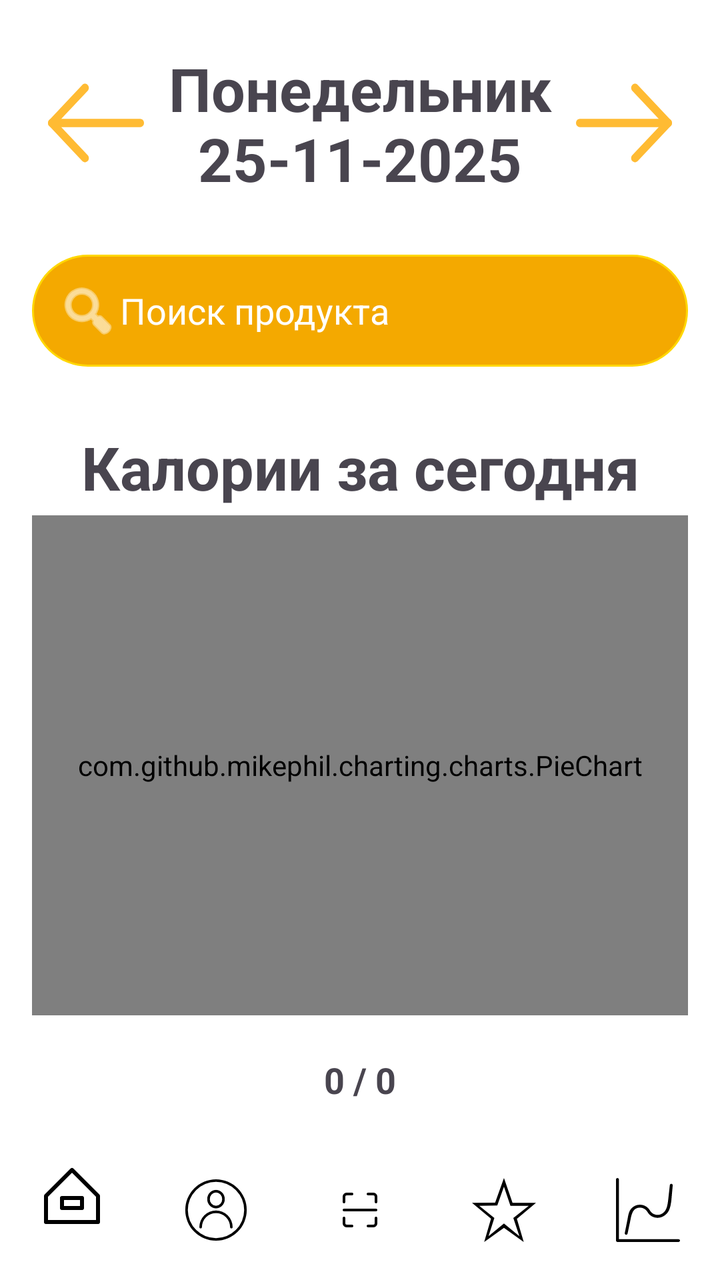
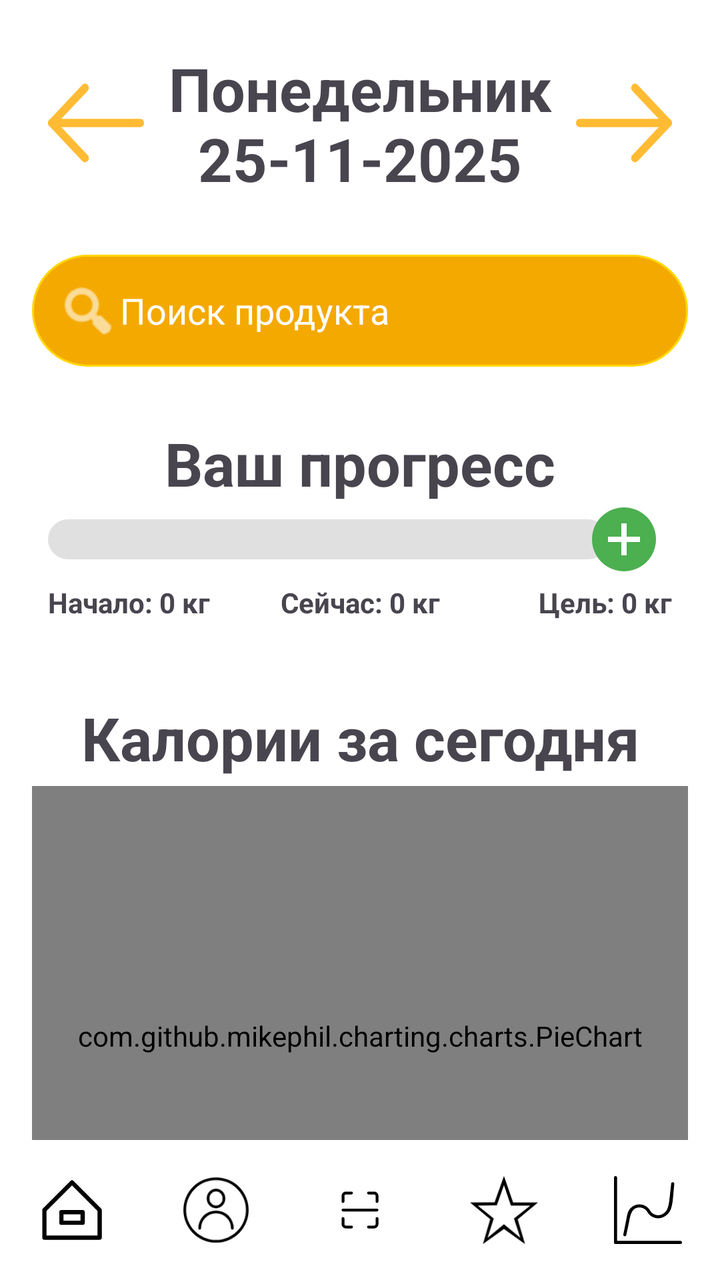

Compare the two renders of this Android layout. The source of the first and the diff that turns it into the second are given below.
<!-- AndroidManifest.xml: application theme Theme.Diplom -->
<!-- res/layout/activity_main.xml -->
<?xml version="1.0" encoding="utf-8"?>
<RelativeLayout xmlns:android="http://schemas.android.com/apk/res/android"
    xmlns:app="http://schemas.android.com/apk/res-auto"
    xmlns:tools="http://schemas.android.com/tools"
    android:layout_width="match_parent"
    android:background="#FFFFFF"
    android:layout_height="match_parent"
    tools:context=".MainActivity">


    <ScrollView
        android:scrollbars="none"
        android:id="@+id/mainScroll"
        android:layout_width="match_parent"
        android:layout_height="match_parent"
        android:padding="16dp"
        android:layout_above="@id/bottomNavigation">

        <LinearLayout
            android:layout_width="match_parent"
            android:layout_height="wrap_content"
            android:orientation="vertical">



            <LinearLayout
                android:layout_width="match_parent"
                android:layout_height="wrap_content"
                android:orientation="horizontal"
                android:gravity="center_vertical"
                android:padding="8dp">


                <com.google.android.material.button.MaterialButton
                    android:id="@+id/prevDayBtn"
                    android:layout_width="48dp"
                    android:layout_height="51dp"
                    android:background="@drawable/left"
                    app:backgroundTint="@android:color/holo_orange_light" />

                <TextView
                    android:id="@+id/dayOfWeekText"
                    android:layout_width="0dp"
                    android:layout_height="wrap_content"
                    android:layout_weight="1"
                    android:text="Понедельник 25-11-2025"
                    android:textSize="30sp"
                    android:textStyle="bold"
                    android:gravity="center" />

                <com.google.android.material.button.MaterialButton
                    android:id="@+id/nextDayBtn"
                    android:layout_width="48dp"
                    android:layout_height="51dp"
                    android:background="@drawable/right"
                    app:backgroundTint="@android:color/holo_orange_light" />




            </LinearLayout>


            <EditText
                android:id="@+id/searchInput"
                android:layout_width="match_parent"
                android:layout_height="wrap_content"
                android:hint="Поиск продукта"
                android:textColor="#FFFFFF"
                android:textColorHint="#FFFFFF"
                android:drawableStart="@android:drawable/ic_menu_search"
                android:drawableTint="#FFFFFF"
                android:padding="12dp"
                android:background="@drawable/rounded_edittext"
                android:inputType="text"
                android:layout_marginTop="20dp"/>

            <androidx.recyclerview.widget.RecyclerView
                android:id="@+id/searchResultsRecycler"
                android:layout_width="match_parent"
                android:layout_height="wrap_content"
                android:visibility="gone"
                android:layout_marginTop="4dp"/>







            <TextView
                android:id="@+id/mainChartTitle"
                android:layout_width="match_parent"
                android:layout_height="wrap_content"
                android:text="Калории за сегодня"
                android:textSize="30sp"
                android:textStyle="bold"
                android:gravity="center"
                android:layout_marginTop="30dp"/>

            <com.github.mikephil.charting.charts.PieChart
                android:id="@+id/mainPieChart"
                android:layout_width="match_parent"
                android:layout_height="250dp"
                android:layout_marginTop="4dp" />

            <TextView
                android:id="@+id/mainChartValue"
                android:layout_width="match_parent"
                android:layout_height="wrap_content"
                android:text="0 / 0"
                android:textSize="18sp"
                android:textStyle="bold"
                android:gravity="center"
                android:layout_marginTop="20dp"
                android:layout_marginBottom="50dp"/>







            <LinearLayout
                android:layout_width="match_parent"
                android:layout_height="wrap_content"
                android:orientation="vertical"
                android:background="@drawable/linear_bg_gold"
                android:padding="8dp"
                android:layout_marginBottom="8dp">


                <LinearLayout
                    android:layout_width="match_parent"
                    android:layout_height="wrap_content"
                    android:orientation="horizontal"
                    android:weightSum="2">


                    <LinearLayout
                        android:layout_width="0dp"
                        android:layout_height="wrap_content"
                        android:layout_weight="1"
                        android:orientation="vertical"
                        android:gravity="center">

                        <TextView
                            android:id="@+id/proteinTitle"
                            android:layout_width="wrap_content"
                            android:layout_height="wrap_content"
                            android:text="Белки"
                            android:textSize="20sp"
                            android:textStyle="bold"
                            android:layout_marginTop="10dp"/>

                        <com.github.mikephil.charting.charts.PieChart
                            android:id="@+id/proteinChart"
                            android:layout_width="120dp"
                            android:layout_height="120dp"
                            android:layout_marginTop="4dp"/>

                        <TextView
                            android:id="@+id/proteinValue"
                            android:layout_width="wrap_content"
                            android:layout_height="wrap_content"
                            android:text="0 / 0"
                            android:textSize="20sp"
                            android:textStyle="bold"
                            android:layout_marginTop="4dp"/>
                    </LinearLayout>


                    <LinearLayout
                        android:layout_width="0dp"
                        android:layout_height="wrap_content"
                        android:layout_weight="1"
                        android:orientation="vertical"
                        android:gravity="center">

                        <TextView
                            android:id="@+id/fatTitle"
                            android:layout_width="wrap_content"
                            android:layout_height="wrap_content"
                            android:text="Жиры"
                            android:textSize="20sp"
                            android:textStyle="bold"
                            android:layout_marginTop="10dp"/>

                        <com.github.mikephil.charting.charts.PieChart
                            android:id="@+id/fatChart"
                            android:layout_width="120dp"
                            android:layout_height="120dp"
                            android:layout_marginTop="4dp"/>
                        <TextView

                            android:id="@+id/fatValue"
                            android:layout_width="wrap_content"
                            android:layout_height="wrap_content"
                            android:text="0 / 0"
                            android:textStyle="bold"
                            android:textSize="20sp"
                            android:layout_marginTop="4dp"/>
                    </LinearLayout>

                </LinearLayout>


                <LinearLayout
                    android:layout_width="match_parent"
                    android:layout_height="wrap_content"
                    android:orientation="horizontal"
                    android:weightSum="2"
                    android:layout_marginTop="8dp">


                    <LinearLayout
                        android:layout_width="0dp"
                        android:layout_height="wrap_content"
                        android:layout_weight="1"
                        android:orientation="vertical"
                        android:gravity="center">

                        <TextView
                            android:id="@+id/carbTitle"
                            android:layout_width="wrap_content"
                            android:layout_height="wrap_content"
                            android:text="Углеводы"
                            android:textSize="20sp"
                            android:textStyle="bold"
                            android:layout_marginTop="20dp"/>

                        <com.github.mikephil.charting.charts.PieChart
                            android:id="@+id/carbChart"
                            android:layout_width="120dp"
                            android:layout_height="120dp"
                            android:layout_marginTop="4dp"/>

                        <TextView
                            android:id="@+id/carbValue"
                            android:layout_width="wrap_content"
                            android:layout_height="wrap_content"
                            android:text="0 / 0"
                            android:textSize="20sp"
                            android:textStyle="bold"
                            android:layout_marginTop="4dp"/>
                    </LinearLayout>


                    <LinearLayout
                        android:layout_width="0dp"
                        android:layout_height="wrap_content"
                        android:layout_weight="1"
                        android:orientation="vertical"
                        android:gravity="center">

                        <TextView
                            android:id="@+id/fiberTitle"
                            android:layout_width="wrap_content"
                            android:layout_height="wrap_content"
                            android:text="Клетчатка"
                            android:textSize="20sp"
                            android:textStyle="bold"
                            android:layout_marginTop="20dp"/>

                        <com.github.mikephil.charting.charts.PieChart
                            android:id="@+id/fiberChart"
                            android:layout_width="120dp"
                            android:layout_height="120dp"
                            android:layout_marginTop="4dp"/>
                        <TextView

                            android:id="@+id/fiberValue"
                            android:layout_width="wrap_content"
                            android:layout_height="wrap_content"
                            android:text="0 / 0"
                            android:textSize="20sp"
                            android:textStyle="bold"
                            android:layout_marginTop="4dp"/>
                    </LinearLayout>

                </LinearLayout>

            </LinearLayout>


            <LinearLayout
                android:layout_width="match_parent"
                android:layout_height="wrap_content"
                android:orientation="vertical"
                android:background="@drawable/linear_bg_white"
                android:padding="16dp"
                android:layout_marginTop="20dp">

                <TextView
                    android:id="@+id/TitleForList"
                    android:layout_width="match_parent"
                    android:layout_height="wrap_content"
                    android:text="Съеденные продукты"
                    android:textSize="30sp"
                    android:textStyle="bold"
                    android:gravity="center"
                    android:layout_marginBottom="10dp"/>

                <androidx.recyclerview.widget.RecyclerView
                    android:id="@+id/todayMealsRecycler"

                    android:layout_width="match_parent"
                    android:layout_height="wrap_content"
                    android:clipToPadding="false"
                    android:padding="0dp"/>

            </LinearLayout>

        </LinearLayout>
    </ScrollView>


    <com.google.android.material.bottomnavigation.BottomNavigationView
        android:id="@+id/bottomNavigation"
        android:layout_width="match_parent"
        android:layout_height="70dp"
        android:layout_alignParentBottom="true"
        android:background="#FFFFFF"
        app:itemIconSize="32dp"
        app:itemTextColor="@color/black"
        app:itemIconTint="@color/black"
        app:menu="@menu/bottom_nav_menu" />

</RelativeLayout>
<!-- resources referenced by this layout -->
<resources>
  <color name="black">#FF000000</color>
  <!-- drawable linear_bg_white (drawable) -->
  <shape xmlns:android="http://schemas.android.com/apk/res/android"
      android:shape="rectangle">
  
      
      <solid android:color="#FFFF" />
  
      
      <stroke
          android:width="2dp"
          android:color="#FFD700" />
  
      
      <corners android:radius="8dp" />
  </shape>
  <!-- unchanged entries left out for length: 6 -->
</resources>

<!-- the commit's change to res/layout/activity_main.xml (unified diff, before → after) -->
@@ -83,7 +83,84 @@
                 android:layout_marginTop="4dp"/>
 
 
-
+            
+            <LinearLayout
+                android:id="@+id/weightProgressContainer"
+                android:layout_width="match_parent"
+                android:layout_height="wrap_content"
+                android:orientation="vertical"
+                android:layout_marginTop="20dp"
+                android:padding="8dp">
+
+                <TextView
+                    android:id="@+id/Title"
+                    android:layout_width="match_parent"
+                    android:layout_height="wrap_content"
+                    android:text="Ваш прогресс"
+                    android:textSize="30sp"
+                    android:textStyle="bold"
+                    android:gravity="center" />
+
+                <RelativeLayout
+                    android:layout_width="match_parent"
+                    android:layout_height="wrap_content">
+
+                    <ProgressBar
+                        android:id="@+id/weightProgressBar"
+                        style="@android:style/Widget.ProgressBar.Horizontal"
+                        android:layout_width="280dp"
+                        android:layout_height="wrap_content"
+                        android:layout_marginTop="8dp"
+                        android:max="100"
+                        android:progress="0"
+                        android:progressDrawable="@drawable/progress_weight" />
+
+                    <ImageButton
+                        android:id="@+id/btnEditWeight"
+                        android:layout_width="48dp"
+                        android:layout_height="36dp"
+                        android:layout_alignParentEnd="true"
+                        android:layout_centerVertical="true"
+                        android:background="@null"
+                        android:src="@drawable/ic_green_plus" />
+                </RelativeLayout>
+
+                <LinearLayout
+                    android:layout_width="match_parent"
+                    android:layout_height="wrap_content"
+                    android:orientation="horizontal"
+                    android:layout_marginTop="4dp"
+                    android:weightSum="3">
+
+                    <TextView
+                        android:id="@+id/startWeightText"
+                        android:layout_width="0dp"
+                        android:layout_weight="1"
+                        android:textStyle="bold"
+                        android:layout_height="wrap_content"
+                        android:text="Начало: 0 кг"/>
+
+                    <TextView
+                        android:id="@+id/currentWeightText"
+                        android:layout_width="0dp"
+                        android:layout_weight="1"
+                        android:textStyle="bold"
+                        android:layout_height="wrap_content"
+                        android:text="Сейчас: 0 кг"
+                        android:gravity="center"/>
+
+                    <TextView
+                        android:id="@+id/goalWeightText"
+                        android:layout_width="0dp"
+                        android:layout_weight="1"
+                        android:textStyle="bold"
+                        android:layout_height="wrap_content"
+                        android:text="Цель: 0 кг"
+                        android:gravity="end"/>
+                </LinearLayout>
+
+
+            </LinearLayout>
 
 
 
@@ -295,7 +372,7 @@
                     android:id="@+id/TitleForList"
                     android:layout_width="match_parent"
                     android:layout_height="wrap_content"
-                    android:text="Съеденные продукты"
+                    android:text="История"
                     android:textSize="30sp"
                     android:textStyle="bold"
                     android:gravity="center"
@@ -315,15 +392,66 @@
     </ScrollView>
 
 
-    <com.google.android.material.bottomnavigation.BottomNavigationView
-        android:id="@+id/bottomNavigation"
+    
+    <LinearLayout
+        android:id="@+id/bottomBar"
         android:layout_width="match_parent"
         android:layout_height="70dp"
+        android:orientation="horizontal"
+        android:background="#FFFFFF"
+        android:weightSum="5"
         android:layout_alignParentBottom="true"
-        android:background="#FFFFFF"
-        app:itemIconSize="32dp"
-        app:itemTextColor="@color/black"
-        app:itemIconTint="@color/black"
-        app:menu="@menu/bottom_nav_menu" />
+        android:gravity="center">
+
+        <ImageView
+            android:id="@+id/home"
+            android:layout_width="0dp"
+            android:layout_height="match_parent"
+            android:layout_weight="1"
+            android:src="@drawable/home"
+            android:padding="18dp"
+            android:clickable="true"
+            android:focusable="true"/>
+
+        <ImageView
+            android:id="@+id/fav"
+            android:layout_width="0dp"
+            android:layout_height="match_parent"
+            android:layout_weight="1"
+            android:src="@drawable/person"
+            android:padding="18dp"
+            android:clickable="true"
+            android:focusable="true"/>
+
+        <ImageView
+            android:id="@+id/scan"
+            android:layout_width="0dp"
+            android:layout_height="match_parent"
+            android:layout_weight="1"
+            android:src="@drawable/code"
+            android:padding="18dp"
+            android:clickable="true"
+            android:focusable="true"/>
+
+        <ImageView
+            android:id="@+id/food"
+            android:layout_width="0dp"
+            android:layout_height="match_parent"
+            android:layout_weight="1"
+            android:src="@drawable/favor"
+            android:padding="18dp"
+            android:clickable="true"
+            android:focusable="true"/>
+
+        <ImageView
+            android:id="@+id/stats"
+            android:layout_width="0dp"
+            android:layout_height="match_parent"
+            android:layout_weight="1"
+            android:src="@drawable/stat"
+            android:padding="18dp"
+            android:clickable="true"
+            android:focusable="true"/>
+    </LinearLayout>
 
 </RelativeLayout>
<!-- resource entries referenced after the edit -->
@@ -1,6 +1,86 @@
 <!-- resources referenced by this layout -->
 <resources>
-  <color name="black">#FF000000</color>
+  <!-- drawable code (drawable) -->
+  <vector xmlns:android="http://schemas.android.com/apk/res/android"
+      android:width="24dp"
+      android:height="24dp"
+      android:viewportWidth="24"
+      android:viewportHeight="24">
+    <path
+        android:strokeWidth="1"
+        android:pathData="M9,6H7A1,1 0,0 0,6 7V9"
+        android:strokeLineJoin="round"
+        android:fillColor="#00000000"
+        android:strokeColor="#000"
+        android:strokeLineCap="round"/>
+    <path
+        android:strokeWidth="1"
+        android:pathData="M15,6h2a1,1 0,0 1,1 1V9"
+        android:strokeLineJoin="round"
+        android:fillColor="#00000000"
+        android:strokeColor="#000"
+        android:strokeLineCap="round"/>
+    <path
+        android:strokeWidth="1"
+        android:pathData="M18,15v2a1,1 0,0 1,-1 1H15"
+        android:strokeLineJoin="round"
+        android:fillColor="#00000000"
+        android:strokeColor="#000"
+        android:strokeLineCap="round"/>
+    <path
+        android:strokeWidth="1"
+        android:pathData="M9,18H7a1,1 0,0 1,-1 -1V15"
+        android:strokeLineJoin="round"
+        android:fillColor="#00000000"
+        android:strokeColor="#000"
+        android:strokeLineCap="round"/>
+    <path
+        android:strokeWidth="1"
+        android:pathData="M6,12L18,12"
+        android:strokeLineJoin="round"
+        android:fillColor="#00000000"
+        android:strokeColor="#000"
+        android:strokeLineCap="round"/>
+  </vector>
+  <!-- drawable favor (drawable) -->
+  <vector xmlns:android="http://schemas.android.com/apk/res/android"
+      android:width="612dp"
+      android:height="612dp"
+      android:viewportWidth="612"
+      android:viewportHeight="612">
+    <path
+        android:fillColor="#FF000000"
+        android:pathData="M387.67,238.18L305.58,0l-84.43,236.26L0,238.18l181.82,150.94L116.47,612l189.11,-135.31L494.69,612l-65.37,-221.43L612,238.18H387.67zM452.96,556.06L305.58,434.66l-147.38,121.4l55.66,-173.48L69.54,265.66l172.14,-2.14l63.9,-180.4l62.01,182.54h174.86L395.24,382.56L452.96,556.06z"/>
+  </vector>
+  <!-- drawable home (drawable) -->
+  <vector xmlns:android="http://schemas.android.com/apk/res/android"
+      android:width="32dp"
+      android:height="32dp"
+      android:viewportWidth="32"
+      android:viewportHeight="32">
+    <path
+        android:pathData="M29.71,15.29l-13,-13a1,1 0,0 0,-1.42 0l-13,13A1,1 0,0 0,2 16L2,29a1,1 0,0 0,1 1L29,30a1,1 0,0 0,1 -1L30,16A1,1 0,0 0,29.71 15.29ZM28,28L4,28L4,16.41l12,-12 12,12ZM10,17v5a1,1 0,0 0,1 1L21,23a1,1 0,0 0,1 -1L22,17a1,1 0,0 0,-1 -1L11,16A1,1 0,0 0,10 17ZM12,18h8v3L12,21Z"
+        android:fillColor="#FF000000"/>
+  </vector>
+  <!-- drawable ic_green_plus (drawable) -->
+  <vector xmlns:android="http://schemas.android.com/apk/res/android"
+      android:width="32dp"
+      android:height="32dp"
+      android:viewportWidth="48"
+      android:viewportHeight="48">
+  
+      
+      <path
+          android:fillColor="#4CAF50"
+          android:pathData="M24,0
+                            A24,24 0 1,1 23.999,0
+                            Z"/>
+  
+      
+      <path
+          android:fillColor="#FFFFFF"
+          android:pathData="M22,12 H26 V22 H36 V26 H26 V36 H22 V26 H12 V22 H22 Z"/>
+  </vector>
   <!-- drawable linear_bg_white (drawable) -->
   <shape xmlns:android="http://schemas.android.com/apk/res/android"
       android:shape="rectangle">
@@ -11,11 +91,60 @@
       
       <stroke
           android:width="2dp"
-          android:color="#FFD700" />
+          android:color="#DCDCDC" />
   
       
       <corners android:radius="8dp" />
   </shape>
+  <!-- drawable person (drawable) -->
+  <vector xmlns:android="http://schemas.android.com/apk/res/android"
+      android:width="50dp"
+      android:height="50dp"
+      android:viewportWidth="50"
+      android:viewportHeight="50">
+    <path
+        android:fillColor="#FF000000"
+        android:pathData="M25,1A24,24 0,1 0,49 25,24 24,0 0,0 25,1ZM25,47A22,22 0,1 1,47 25,22 22,0 0,1 25,47Z"/>
+    <path
+        android:fillColor="#FF000000"
+        android:pathData="M25,25.41a13,13 0,0 0,-13 13,1 1,0 0,0 2,0 11,11 0,1 1,22 0,1 1,0 0,0 2,0A13,13 0,0 0,25 25.41Z"/>
+    <path
+        android:fillColor="#FF000000"
+        android:pathData="M25,23.71a7,7 0,0 0,6.81 -7.2A7,7 0,0 0,25 9.3a7,7 0,0 0,-6.81 7.21A7,7 0,0 0,25 23.71ZM25,11.3a5,5 0,0 1,4.81 5.21A5,5 0,0 1,25 21.71a5,5 0,0 1,-4.81 -5.2A5,5 0,0 1,25 11.3Z"/>
+  </vector>
+  <!-- drawable progress_weight (drawable) -->
+  <layer-list xmlns:android="http://schemas.android.com/apk/res/android">
+      
+      <item android:id="@android:id/background">
+          <shape>
+              <corners android:radius="12dp"/>
+              <solid android:color="#E0E0E0"/>
+          </shape>
+      </item>
+  
+      
+      <item android:id="@android:id/progress">
+          <clip>
+              <shape>
+                  <corners android:radius="12dp"/>
+                  <solid android:color="#FFA500"/> 
+              </shape>
+          </clip>
+      </item>
+  </layer-list>
+  <!-- drawable stat (drawable) -->
+  <vector xmlns:android="http://schemas.android.com/apk/res/android"
+      android:width="44dp"
+      android:height="44dp"
+      android:viewportWidth="44"
+      android:viewportHeight="44">
+    <path
+        android:fillColor="#FF000000"
+        android:pathData="M43,42H2V1c0,-0.553 -0.448,-1 -1,-1S0,0.447 0,1v42c0,0.553 0.448,1 1,1h42c0.552,0 1,-0.447 1,-1S43.552,42 43,42z"/>
+    <path
+        android:fillColor="#FF000000"
+        android:pathData="m38,4c-0.552,0 -1,0.447 -1,1l-1,9c-0.616,6.156 -1.568,8.905 -4.438,10.562 -2.87,1.656 -6.539,0.673 -8.196,-2.196 -2.21,-3.826 -7.102,-5.138 -10.928,-2.929 -3.827,2.209 -3.964,6.257 -4.628,9.563l-1.81,9c0,0.553 0.448,1 1,1s1,-0.447 1,-1l1.479,-7c0.616,-2.568 1.089,-8.173 3.958,-9.83 2.87,-1.657 6.54,-0.674 8.196,2.196 2.21,3.826 7.102,5.137 10.928,2.928 3.828,-2.209 4.681,-5.266 5.439,-10.294l1,-11c0,-0.553 -0.448,-1 -1,-1z"/>
+  </vector>
   <!-- unchanged entries left out for length: 6 -->
 </resources>
 
